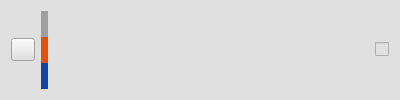
First picture: the form in cartitemwidget.ui, repository mozali1386-alt/Ketab_e_Man, before the edit.
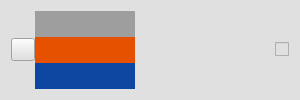
Second picture: the form after the edit. Icons and pictures are not drawn.

Commit message: complete cart item widget

Diff of the .ui file:
```diff
--- a/cartitemwidget.ui
+++ b/cartitemwidget.ui
@@ -6,7 +6,7 @@
    <rect>
     <x>0</x>
     <y>0</y>
-    <width>400</width>
+    <width>300</width>
     <height>100</height>
    </rect>
   </property>
@@ -35,6 +35,9 @@
    <string notr="true">background-color: rgb(224, 224, 224);</string>
   </property>
   <layout class="QHBoxLayout" name="horizontalLayout">
+   <property name="spacing">
+    <number>0</number>
+   </property>
    <item>
     <widget class="QToolButton" name="toolButton_trash">
      <property name="styleSheet">
@@ -80,6 +83,12 @@
      </item>
      <item>
       <widget class="QLabel" name="label_pricenahaii">
+       <property name="minimumSize">
+        <size>
+         <width>100</width>
+         <height>0</height>
+        </size>
+       </property>
        <property name="font">
         <font>
          <bold>true</bold>
@@ -130,13 +139,13 @@
      <property name="minimumSize">
       <size>
        <width>65</width>
-       <height>85</height>
+       <height>0</height>
       </size>
      </property>
      <property name="maximumSize">
       <size>
-       <width>65</width>
-       <height>85</height>
+       <width>0</width>
+       <height>16777215</height>
       </size>
      </property>
      <property name="styleSheet">
@@ -152,6 +161,12 @@
    </item>
    <item>
     <widget class="QCheckBox" name="checkBox_choose">
+     <property name="minimumSize">
+      <size>
+       <width>0</width>
+       <height>0</height>
+      </size>
+     </property>
      <property name="text">
       <string/>
      </property>
```
The commit also changes 2 other files.
